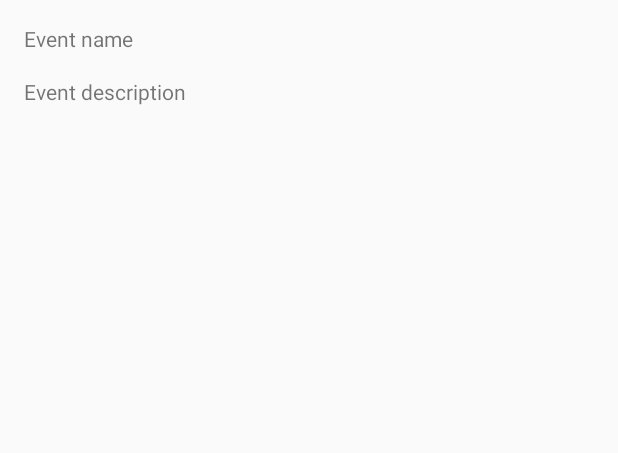
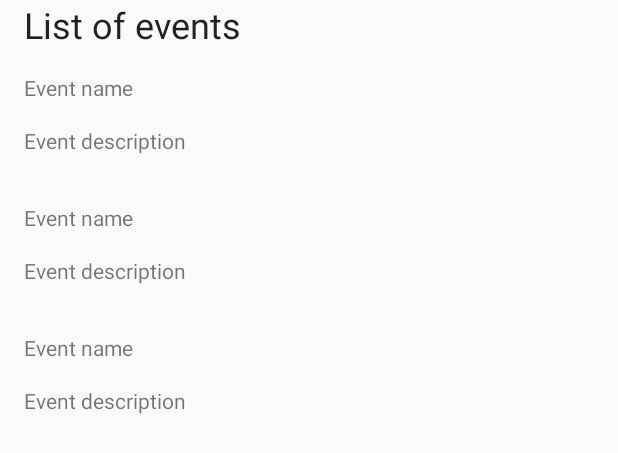
Before and after one commit to milosevic81/archcomponents, an Android app: the layout activity_main.xml on its own in the app's theme, with its tools: preview values and no code run, on a phone screen of 412 x 824 dp. Shown: the top 453 px of the screen. Run offline under Robolectric (Android 15) with nearby library versions, the phone set to English and light mode, and no system bars.

Commit message:
Androidx and recyclerview

```diff
--- a/app/src/main/java/com/demo/architecturecomponentstalk/DemoApp.kt
+++ b/app/src/main/java/com/demo/architecturecomponentstalk/DemoApp.kt
@@ -1,7 +1,7 @@
 package com.demo.architecturecomponentstalk
 
 import android.app.Application
-import android.arch.persistence.room.Room
+import androidx.room.Room
 import com.demo.architecturecomponentstalk.db.MeetupDb
 
 /**
@@ -17,6 +17,7 @@ class DemoApp : Application() {
     override fun onCreate() {
         super.onCreate()
 
-        DB = Room.databaseBuilder(applicationContext, MeetupDb::class.java, "demo.db").build()
+        DB = Room.databaseBuilder(applicationContext, MeetupDb::class.java, "demo.db")
+                .fallbackToDestructiveMigration().build()
     }
 }
--- a/app/src/main/java/com/demo/architecturecomponentstalk/MeetupViewModel.kt
+++ b/app/src/main/java/com/demo/architecturecomponentstalk/MeetupViewModel.kt
@@ -1,8 +1,8 @@
 package com.demo.architecturecomponentstalk
 
 import android.app.Application
-import android.arch.lifecycle.AndroidViewModel
-import android.arch.lifecycle.LiveData
+import androidx.lifecycle.AndroidViewModel
+import androidx.lifecycle.LiveData
 import com.demo.architecturecomponentstalk.db.entity.MeetupEvent
 
 class MeetupViewModel(application: Application) : AndroidViewModel(application) {
--- a/app/src/main/java/com/demo/architecturecomponentstalk/db/entity/MeetupEvent.kt
+++ b/app/src/main/java/com/demo/architecturecomponentstalk/db/entity/MeetupEvent.kt
@@ -1,8 +1,8 @@
 package com.demo.architecturecomponentstalk.db.entity
 
-import android.arch.persistence.room.Embedded
-import android.arch.persistence.room.Entity
-import android.arch.persistence.room.PrimaryKey
+import androidx.room.Embedded
+import androidx.room.Entity
+import androidx.room.PrimaryKey
 import com.demo.architecturecomponentstalk.api.json.MeetupEventJson
 
 @Entity(tableName = "event")
--- a/app/src/main/res/layout/activity_main.xml
+++ b/app/src/main/res/layout/activity_main.xml
@@ -10,9 +10,9 @@
             type="com.demo.architecturecomponentstalk.MeetupViewModel" />
     </data>
 
-    <android.support.constraint.ConstraintLayout
+    <androidx.constraintlayout.widget.ConstraintLayout
         android:layout_width="match_parent"
-        android:layout_height="match_parent"
+        android:layout_height="wrap_content"
         tools:context=".MainActivity">
 
         <TextView
@@ -20,24 +20,23 @@
             android:layout_width="0dp"
             android:layout_height="wrap_content"
             android:layout_marginStart="16dp"
-            android:layout_marginTop="16dp"
-            android:text="@{viewModel.events[0].name}"
             app:layout_constraintLeft_toLeftOf="parent"
             app:layout_constraintRight_toRightOf="parent"
             app:layout_constraintTop_toTopOf="parent"
-            tools:text="Event name" />
+            style="@style/Base.TextAppearance.AppCompat.Headline"
+            android:text="List of events" />
 
-        <TextView
-            android:id="@+id/text_description"
-            android:layout_width="0dp"
+        <androidx.recyclerview.widget.RecyclerView
+            android:id="@+id/events_list"
+            android:layout_width="match_parent"
             android:layout_height="wrap_content"
-            android:layout_marginStart="16dp"
-            android:layout_marginTop="16dp"
-            android:text="@{viewModel.events[0].description}"
-            app:layout_constraintLeft_toLeftOf="parent"
-            app:layout_constraintRight_toRightOf="parent"
-            app:layout_constraintTop_toBottomOf="@+id/text_name"
-            tools:text="Event description" />
+            android:clipToPadding="false"
+            app:layoutManager="androidx.recyclerview.widget.LinearLayoutManager"
+            app:layout_constraintBottom_toBottomOf="parent"
+            app:layout_constraintTop_toBottomOf="@id/text_name"
+            app:layout_constraintVertical_bias="0.0"
+            tools:layout_editor_absoluteX="0dp"
+            tools:listitem="@layout/event_row" />
 
-    </android.support.constraint.ConstraintLayout>
+    </androidx.constraintlayout.widget.ConstraintLayout>
 </layout>
--- /dev/null
+++ b/app/src/main/res/layout/event_row.xml
@@ -0,0 +1,43 @@
+<?xml version="1.0" encoding="utf-8"?>
+<layout xmlns:android="http://schemas.android.com/apk/res/android"
+    xmlns:app="http://schemas.android.com/apk/res-auto"
+    xmlns:tools="http://schemas.android.com/tools">
+
+    <data>
+        <variable
+            name="clickListener"
+            type="android.view.View.OnClickListener" />
+        <variable
+            name="event"
+            type="com.demo.architecturecomponentstalk.db.entity.MeetupEvent" />
+    </data>
+
+    <androidx.constraintlayout.widget.ConstraintLayout
+        android:layout_width="match_parent"
+        android:layout_height="wrap_content"
+        tools:context=".MainActivity"
+        android:layout_margin="16dp">
+
+        <TextView
+            android:id="@+id/text_name"
+            android:layout_width="0dp"
+            android:layout_height="wrap_content"
+            android:text="@{event.name}"
+            app:layout_constraintLeft_toLeftOf="parent"
+            app:layout_constraintRight_toRightOf="parent"
+            app:layout_constraintTop_toTopOf="parent"
+            tools:text="Event name" />
+
+        <TextView
+            android:id="@+id/text_description"
+            android:layout_width="0dp"
+            android:layout_height="wrap_content"
+            android:layout_marginTop="16dp"
+            android:text="@{event.description}"
+            app:layout_constraintLeft_toLeftOf="parent"
+            app:layout_constraintRight_toRightOf="parent"
+            app:layout_constraintTop_toBottomOf="@+id/text_name"
+            tools:text="Event description" />
+
+    </androidx.constraintlayout.widget.ConstraintLayout>
+</layout>
--- a/build.gradle
+++ b/build.gradle
@@ -7,7 +7,7 @@ buildscript {
         jcenter()
     }
     dependencies {
-        classpath 'com.android.tools.build:gradle:3.1.4'
+        classpath 'com.android.tools.build:gradle:3.2.0-rc03'
         classpath "org.jetbrains.kotlin:kotlin-gradle-plugin:$kotlin_version"
         classpath "org.jetbrains.kotlin:kotlin-allopen:$kotlin_version"
 
--- a/gradle.properties
+++ b/gradle.properties
@@ -11,3 +11,5 @@ org.gradle.jvmargs=-Xmx1536m
 # This option should only be used with decoupled projects. More details, visit
 # http://www.gradle.org/docs/current/userguide/multi_project_builds.html#sec:decoupled_projects
 # org.gradle.parallel=true
+android.useAndroidX=true
+android.enableJetifier=true
```
Also changed, not shown: app/build.gradle (+16 -11 lines), app/src/main/java/com/demo/architecturecomponentstalk/MainActivity.kt (+12 -3 lines), app/src/main/java/com/demo/architecturecomponentstalk/adapter/EventsAdapter.kt (added, +52 -0 lines), app/src/main/java/com/demo/architecturecomponentstalk/api/MeetupApi.kt (+6 -5 lines), app/src/main/java/com/demo/architecturecomponentstalk/db/MeetupDb.kt (+5 -5 lines), app/src/main/java/com/demo/architecturecomponentstalk/db/MeetupEventDao.kt (+5 -5 lines), gradle/wrapper/gradle-wrapper.properties.
